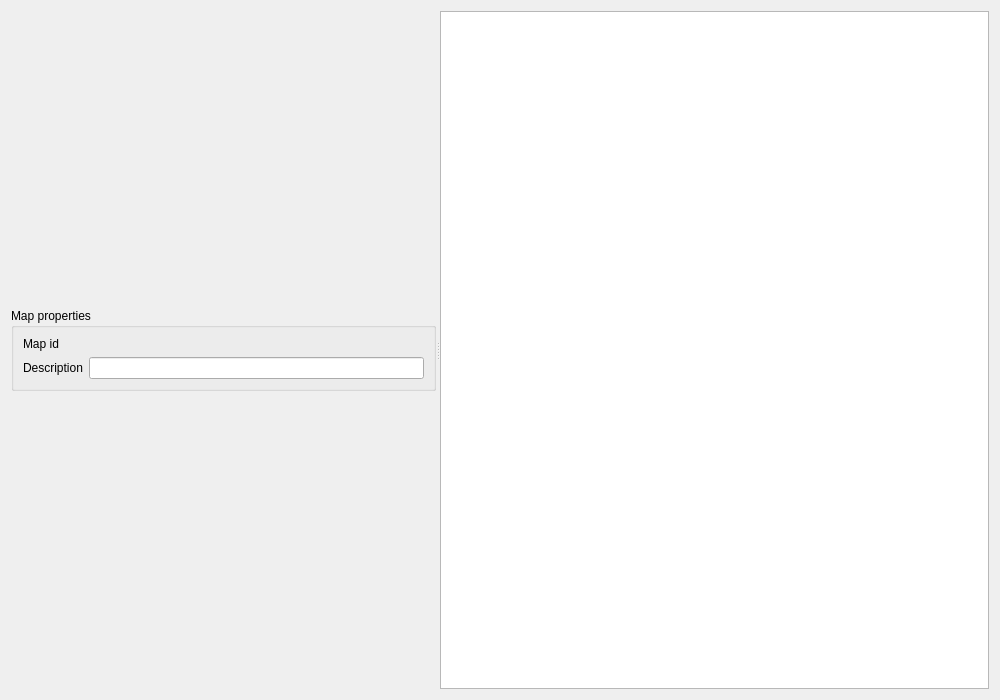
Old version of the form src/gui/map_editor.ui in the repository solarus-games/solarus-quest-editor.
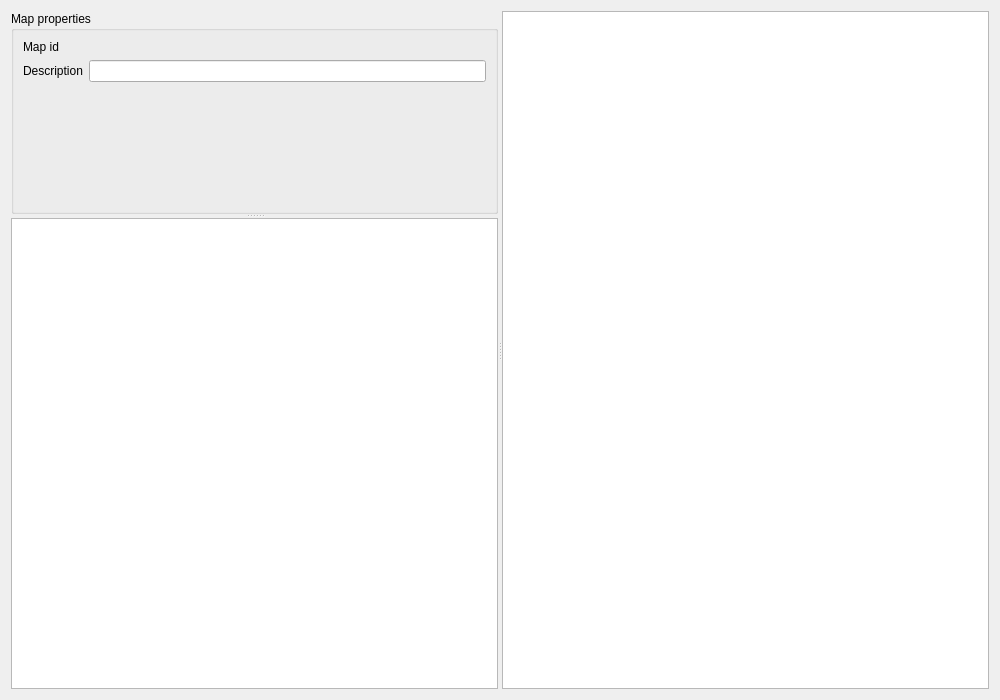
New version of the form.

Commit message: Adding a tileset view to the map editor.

```diff
--- a/src/gui/map_editor.ui
+++ b/src/gui/map_editor.ui
@@ -28,7 +28,11 @@
       </property>
       <layout class="QVBoxLayout" name="verticalLayout_2">
        <item>
-        <widget class="QGroupBox" name="tileset_properties_group_box">
+        <widget class="QSplitter" name="splitter_2">
+         <property name="orientation">
+          <enum>Qt::Vertical</enum>
+         </property>
+         <widget class="QGroupBox" name="map_properties_group_box">
          <property name="sizePolicy">
           <sizepolicy hsizetype="Expanding" vsizetype="Fixed">
            <horstretch>0</horstretch>
@@ -86,6 +90,8 @@
            </widget>
           </item>
          </layout>
+         </widget>
+         <widget class="QGraphicsView" name="tileset_view"/>
         </widget>
        </item>
       </layout>
```
Left out of the diff: 4 changed lines with no effect on the pictures. Lines whose indentation alone changed are shown as unchanged.
